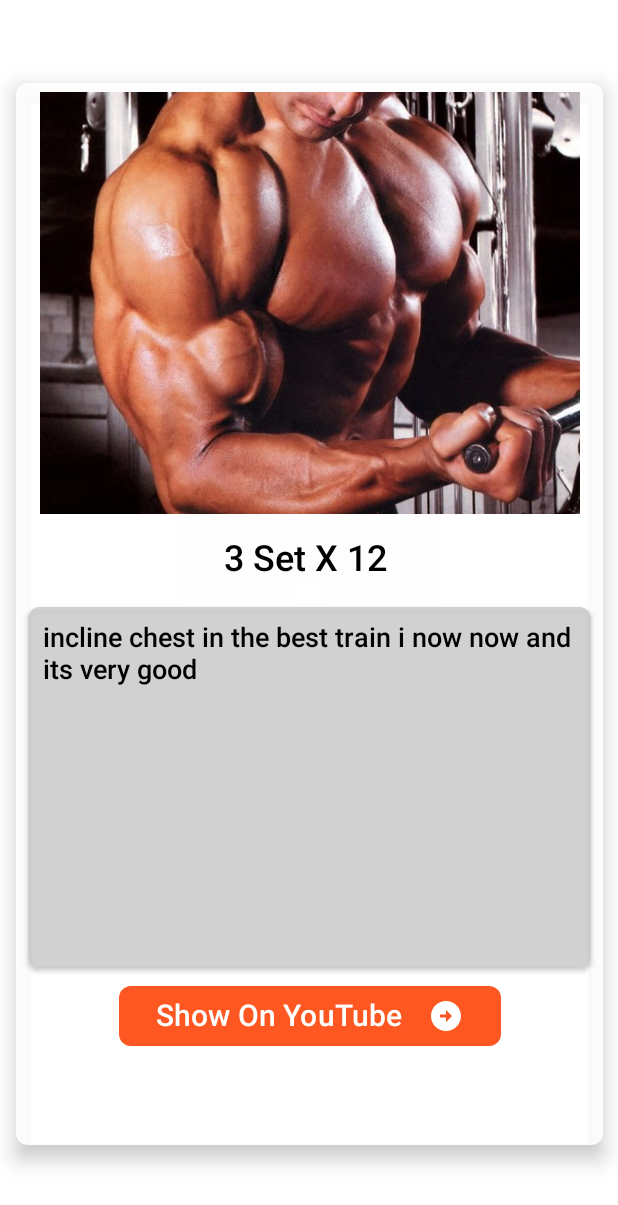
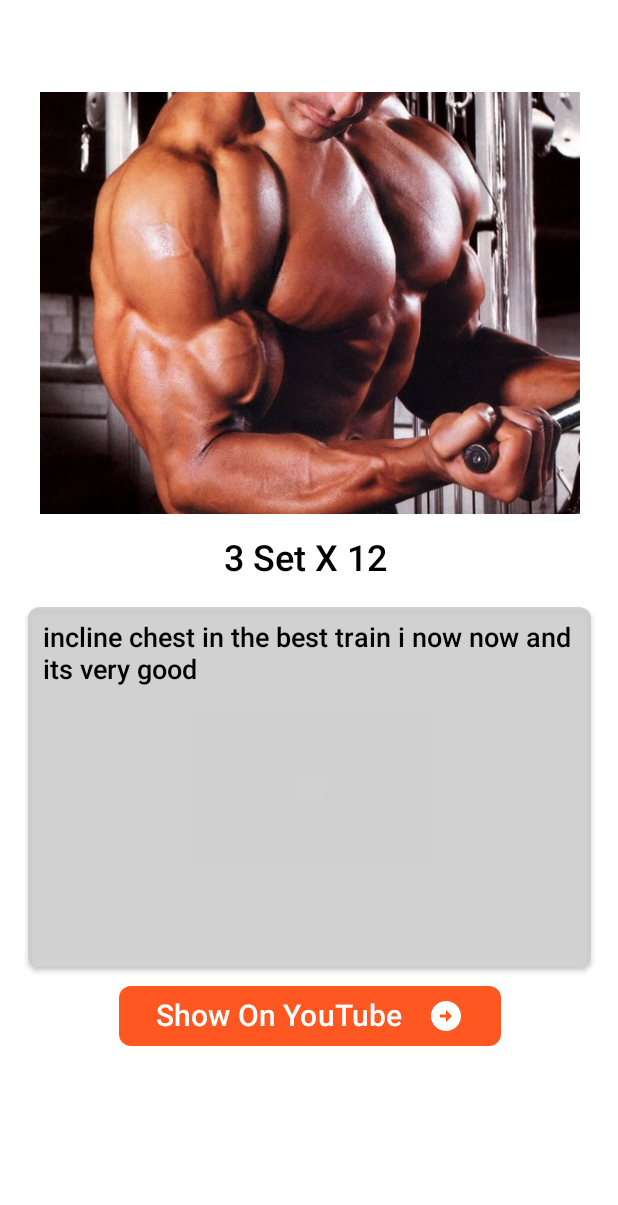
Before and after one commit to abdallahalnagar188/GymForce, an Android app built with Jetpack Compose: the composable TrainingDetailsContent called with empty values, on a phone screen of 412 x 824 dp. Shown: the top 1205 px of the screen. Run offline under Robolectric (Android 15) with nearby library versions, the phone set to English and light mode, and no system bars; 1 statement that could not run was skipped.

Commit message:
some details

```diff
--- a/app/src/main/java/com/example/gymforce/screens/Exercises/ExercisesLazyColumn.kt
+++ b/app/src/main/java/com/example/gymforce/screens/Exercises/ExercisesLazyColumn.kt
@@ -32,7 +32,6 @@ fun ExercisesLazyColumn(navHostController: NavHostController) {
                     image = item.workOutImage,
                     navHostController
                 )
-
             }
         }
     }
--- a/app/src/main/java/com/example/gymforce/screens/Exercises/TrainingCard.kt
+++ b/app/src/main/java/com/example/gymforce/screens/Exercises/TrainingCard.kt
@@ -35,6 +35,7 @@ fun TrainingCard(name: String, day: String, image: Int, navController: NavHostCo
             .padding(8.dp),
         colors = CardDefaults.cardColors(
             containerColor = Color.White.copy(0.9f)
+
         ),
         shape = RoundedCornerShape(10.dp),
         elevation = CardDefaults.cardElevation(
--- a/app/src/main/java/com/example/gymforce/screens/training_details/TrainingDetailsCard.kt
+++ b/app/src/main/java/com/example/gymforce/screens/training_details/TrainingDetailsCard.kt
@@ -38,13 +38,12 @@ fun TrainingDetailsCard(image: Int, set: String, description: String) {
             containerColor = Color.White.copy(0.9f)
         ),
         shape = RoundedCornerShape(8.dp),
-        elevation = CardDefaults.cardElevation(
-            defaultElevation = 8.dp
-        )
+        elevation = CardDefaults.cardElevation()
     )
     {
         Column(
-            modifier = Modifier.fillMaxSize(), verticalArrangement = Arrangement.Top,
+            modifier = Modifier.fillMaxSize(),
+            verticalArrangement = Arrangement.Top,
             horizontalAlignment = Alignment.CenterHorizontally
         ) {
             Image(
--- a/app/src/main/java/com/example/gymforce/screens/type/TrainingTypeCard.kt
+++ b/app/src/main/java/com/example/gymforce/screens/type/TrainingTypeCard.kt
@@ -42,7 +42,7 @@ fun TrainingTypeCard(name: String, image: Int, navController: NavHostController)
         ),
         onClick = {
 
-        navController.navigate("TrainingDetails/${name}")
+            navController.navigate("TrainingDetails/${name}")
         }
     ) {
         Row(
@@ -69,10 +69,9 @@ fun TrainingTypeCard(name: String, image: Int, navController: NavHostController)
 
             Icon(
                 painter = painterResource(id = R.drawable.icon_arrow),
-                contentDescription = "icon go to training Screen ",
+                contentDescription = "icon go to training Screen",
                 modifier = Modifier.weight(0.2f)
             )
         }
-
     }
 }
--- a/app/src/main/java/com/example/gymforce/screens/type/TrainingTypeLazyColumn.kt
+++ b/app/src/main/java/com/example/gymforce/screens/type/TrainingTypeLazyColumn.kt
@@ -13,7 +13,7 @@ import com.example.gymforce.viewModel.ExercisesViewModel
 @Composable
 fun TrainingTypeLazyColumn(navHostController: NavHostController) {
     val vm: ExercisesViewModel = viewModel()
-    LazyColumn (
+    LazyColumn(
         modifier = Modifier
             .fillMaxSize()
             .padding(bottom = 55.dp)
--- a/app/src/main/java/com/example/gymforce/screens/type/TypeScreenTopBar.kt
+++ b/app/src/main/java/com/example/gymforce/screens/type/TypeScreenTopBar.kt
@@ -29,7 +29,7 @@ fun TypeScreenTopBar(trainingScreenName: String, navHostController: NavHostContr
         IconButton(
             onClick =
             {
-                navHostController.navigate("exercises")
+                navHostController.popBackStack()
             },
             modifier = Modifier
                 .align(Alignment.CenterVertically)
@@ -38,7 +38,7 @@ fun TypeScreenTopBar(trainingScreenName: String, navHostController: NavHostContr
             Icon(
                 painter = painterResource(id = R.drawable.icon_back),
                 contentDescription = "icon back",
-                )
+            )
         }
 
         Text(
```
